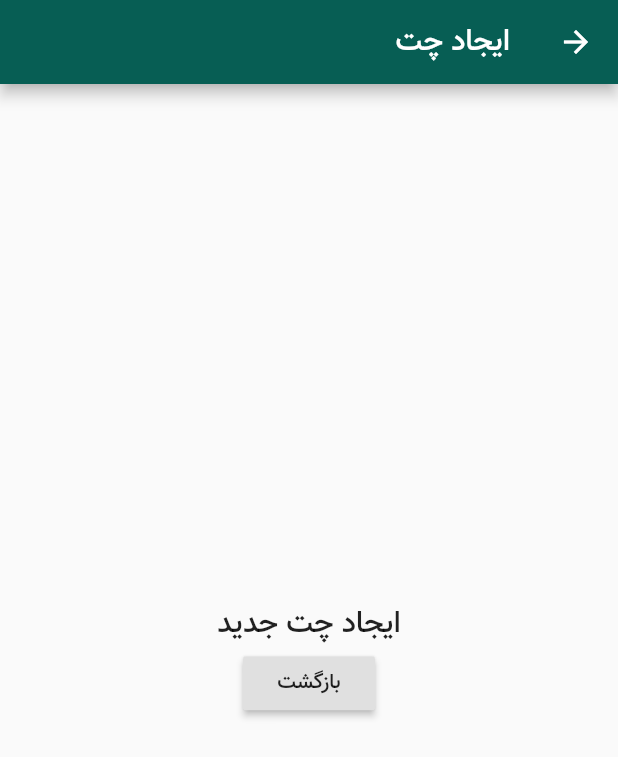
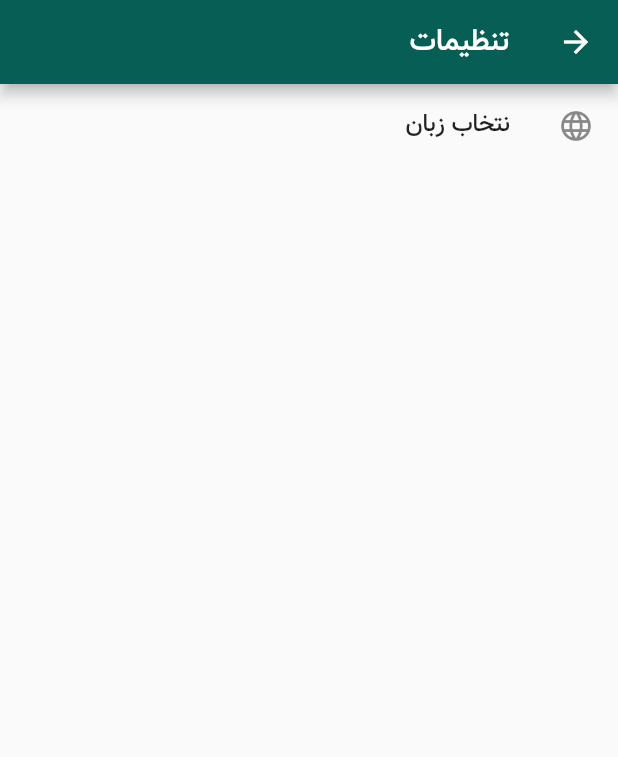
Before and after one commit to YRlp98/Whatsapp, a Flutter app: the SettingsScreen screen opened by its route, on a phone screen of 412 x 824 dp. Shown: the top 757 px of the screen. Run offline on Flutter 3.47's test engine with Material 2 defaults, Android fonts, the phone set to English and light mode, and no system bars; our stand-ins replace cached_network_image, camera, connectivity, flutter_map, google_maps_flutter, image_picker and 6 more; missing offline and left inert: flutter_socket_io, thumbnails; accounts and stored records are empty; network calls fail.

```diff
--- a/lib/pages/create-chat_screen.dart
+++ b/lib/pages/create-chat_screen.dart
@@ -4,7 +4,6 @@ import 'camera_screen.dart';
 class CreateChatScreen extends StatelessWidget {
   @override
   Widget build(BuildContext context) {
-    // TODO: implement build
     return Directionality(
         textDirection: TextDirection.rtl,
         child: Scaffold(
--- a/lib/pages/settings_screen.dart
+++ b/lib/pages/settings_screen.dart
@@ -1,61 +1,22 @@
 import 'package:flutter/material.dart';
-import 'camera_screen.dart';
-
-//class SettingsScreen extends StatelessWidget {
-//  @override
-//  Widget build(BuildContext context) {
-//    // TODO: implement build
-//    return Directionality(
-//        textDirection: TextDirection.rtl,
-//        child: Scaffold(
-//            appBar: AppBar(
-//              title: Text('تنظیمات'),
-//            ),
-//            body: Column(
-//              mainAxisAlignment: MainAxisAlignment.center,
-//              children: <Widget>[
-//                Text(
-//                  'تنظیمات نرم افزار',
-//                  style: TextStyle(fontSize: 20.0),
-//                ),
-//                RaisedButton(
-//                  onPressed: () => Navigator.pop(context),
-//                  child: Text('بازگشت'),
-//                )
-//              ],
-//            )));
-//  }
-//}
 
 class SettingsScreen extends StatelessWidget {
   @override
   Widget build(BuildContext context) {
-    // TODO: implement build
-    return Directionality(
-        textDirection: TextDirection.rtl,
-        child: Scaffold(
+    return new Scaffold(
         appBar: AppBar(
-              title: Text('ایجاد چت'),
+          title: Text('تنظیمات'),
         ),
-            body: Column(
-              mainAxisAlignment: MainAxisAlignment.center,
+        body: new ListView(
           children: <Widget>[
-                Text(
-                  'ایجاد چت جدید',
-                  style: TextStyle(fontSize: 20.0),
-                ),
-                Row(
-                  mainAxisAlignment: MainAxisAlignment.center,
-                  children: <Widget>[
-                    RaisedButton(
-                      onPressed: () {
-                        Navigator.pop(context);
+            new ListTile(
+              leading: new Icon(Icons.language),
+              title: new Text("نتخاب زبان"),
+              onTap: () {
+                Navigator.pushNamed(context, '/settings/select_language');
               },
-                      child: Text('بازگشت'),
             )
           ],
-                )
-              ],
-            )));
+        ));
   }
 }
--- a/lib/whatsapp_home.dart
+++ b/lib/whatsapp_home.dart
@@ -4,7 +4,6 @@ import 'package:flutter/material.dart';
 import 'package:shared_preferences/shared_preferences.dart';
 import 'package:whatsapp/component/drawer.dart';
 import 'pages/call_screen.dart';
-import 'pages/camera_screen.dart';
 import 'pages/chat_screen.dart';
 import 'pages/products_screen.dart';
 import 'pages/create-chat_screen.dart';
```
Also changed, not shown: lib/all_translation.dart (added, +73 -0 lines), lib/main.dart (+21 -11 lines), lib/pages/select_language_screen.dart (added, +30 -0 lines), lib/pages/splash_screen.dart (+7 -11 lines). Lines whose indentation alone changed are shown as unchanged.
